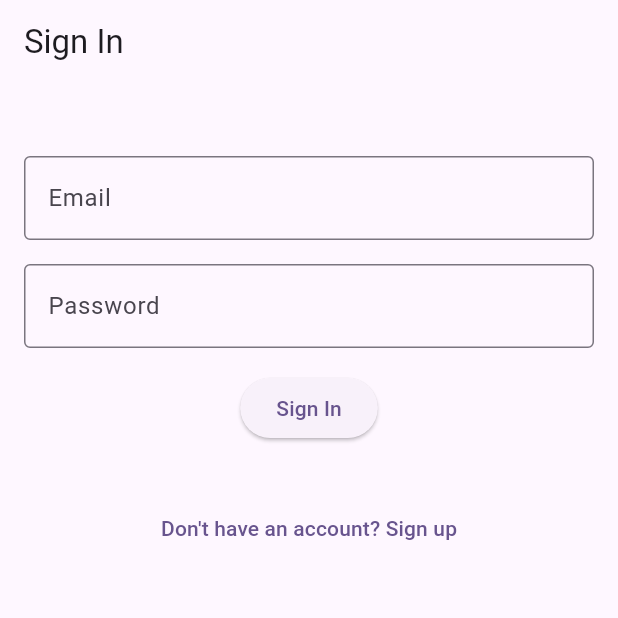
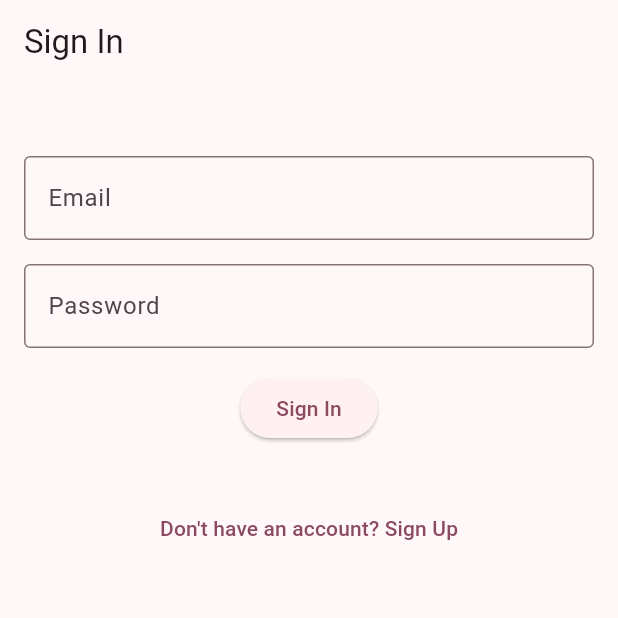
Before and after one commit to Mobile-Programming-MDP/project-latihan-pab2-Josannnnn, a Flutter app: the screen it shows after launch, on a phone screen of 412 x 824 dp, the top half of it. Run offline on Flutter 3.47's test engine with Material 3 defaults, Android fonts, the phone set to English and light mode, and no system bars; our stand-ins replace cloud_firestore, firebase_auth, firebase_core, firebase_database, flutter_image_compress, geolocator and 2 more; accounts and stored records are empty.

```diff
--- a/fasum/lib/main.dart
+++ b/fasum/lib/main.dart
@@ -20,7 +20,7 @@ class MyApp extends StatelessWidget {
     return MaterialApp(
       title: 'Fasum',
       theme: ThemeData(
-        colorScheme: ColorScheme.fromSeed(seedColor: Colors.deepPurple),
+        colorScheme: ColorScheme.fromSeed(seedColor: const Color.fromARGB(255, 0, 0, 0)),
         useMaterial3: true,
       ),
       home: StreamBuilder(
--- a/fasum/lib/screens/sign_in_screen.dart
+++ b/fasum/lib/screens/sign_in_screen.dart
@@ -9,10 +9,13 @@ class SignInScreen extends StatefulWidget {
   @override
   SignInScreenState createState() => SignInScreenState();
 }
+
 class SignInScreenState extends State<SignInScreen> {
   final _emailController = TextEditingController();
   final _passwordController = TextEditingController();
+
   String _errorMessage = '';
+
   @override
   Widget build(BuildContext context) {
     return Scaffold(
@@ -43,16 +46,17 @@ class SignInScreenState extends State<SignInScreen> {
               ),
               const SizedBox(height: 16.0),
               ElevatedButton(
-                onPressed: () async {
-                  try {
+                onPressed: ()async {
+                  try{
                     await FirebaseAuth.instance.signInWithEmailAndPassword(
                       email: _emailController.text,
                       password: _passwordController.text,
                     );
                     Navigator.of(context).pushReplacement(
-                      MaterialPageRoute(builder: (context) => const HomeScreen()),
+                      MaterialPageRoute(
+                        builder: (context) => const HomeScreen()),
                     );
-                  } catch (error) {
+                  }catch (error){
                     setState(() {
                       _errorMessage = error.toString();
                     });
@@ -67,18 +71,18 @@ class SignInScreenState extends State<SignInScreen> {
               ),
               const SizedBox(height: 32.0),
               TextButton(
-                onPressed: () {
+                onPressed: (){
                   Navigator.push(
                     context,
-                    MaterialPageRoute(builder: (context) => const SignUpScreen()),
+                    MaterialPageRoute(
+                      builder: (context) => const SignUpScreen()),
                   );
                 },
-                child: const Text('Don\'t have an account? Sign up'),
+                child: const Text('Don\'t have an account? Sign Up'),
               ),
             ],
           ),
-        ),
-      ),
+        ),),
     );
   }
 }
```
Also changed, not shown: fasum/analysis_options.yaml (+0 -27 lines), fasum/lib/screens/sign_up_screen.dart (+17 -12 lines), fasum/firebase.json, fasum/lib/firebase_options.dart, fasum/pubspec.lock, fasum/pubspec.yaml (line endings or trailing spaces), 3 other files.
